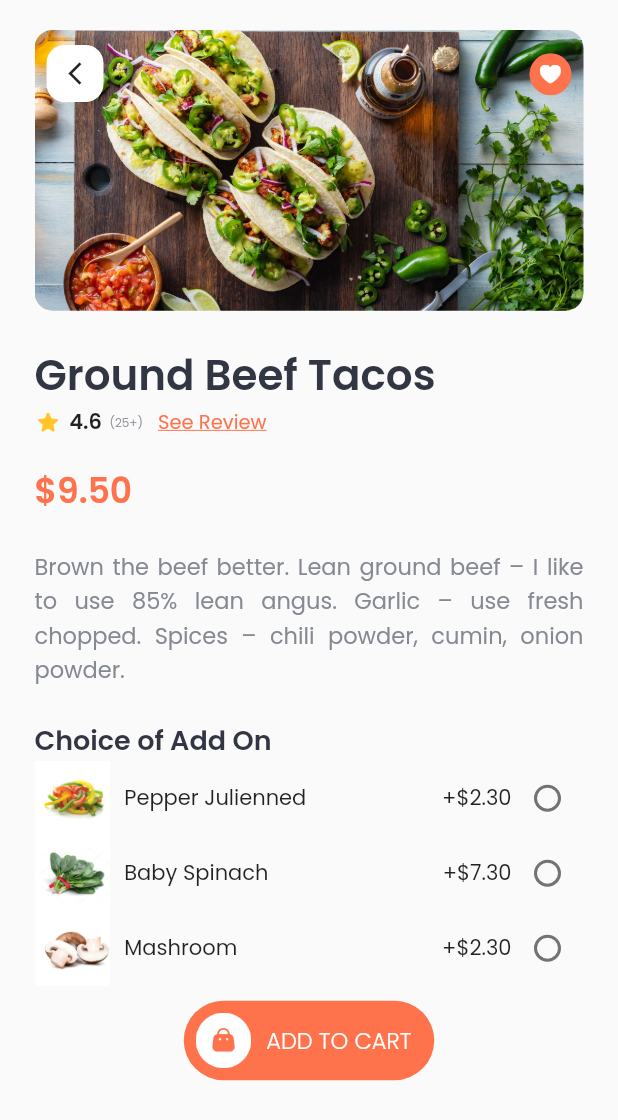
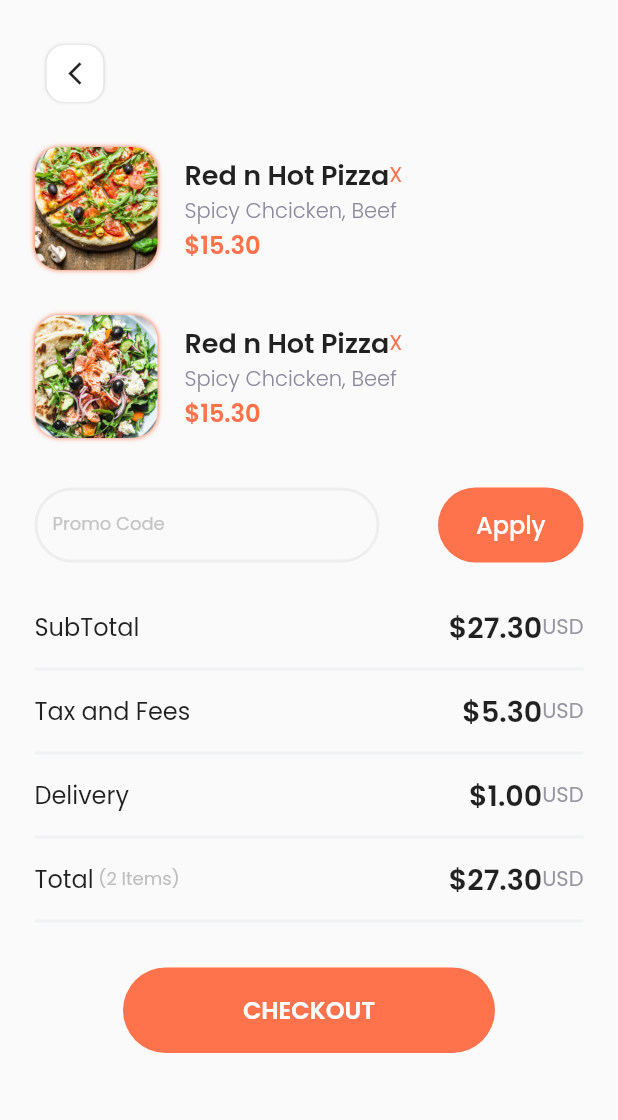
Before and after one commit to mzulistiyan/Flutter-Food-Hub, a Flutter app: the DetailFoodPages screen opened by its route, after a tap on "ADD TO CART", on a phone screen of 412 x 824 dp. Shown: the top 1120 px of the screen. Run offline on Flutter 3.47's test engine with Material 2 defaults, Android fonts, the phone set to English and light mode, and no system bars; our stand-ins replace google_fonts.

Commit message:
cart page

```diff
--- a/lib/main.dart
+++ b/lib/main.dart
@@ -1,4 +1,5 @@
 import 'package:flutter/material.dart';
+import 'package:food_hub_app/ui/cart_page.dart';
 import 'package:food_hub_app/ui/food_details_page.dart';
 import 'package:food_hub_app/ui/home_page.dart';
 import 'package:food_hub_app/ui/signin_page.dart';
@@ -22,6 +23,7 @@ class MyApp extends StatelessWidget {
         '/sign-up': (context) => SignUpPage(),
         '/home-page': (context) => HomePage(),
         '/detail-page': (context) => DetailFoodPages(),
+        '/cart-page': (context) => CartPage(),
       },
     );
   }
--- /dev/null
+++ b/lib/ui/cart_page.dart
@@ -0,0 +1,449 @@
+import 'package:flutter/material.dart';
+import 'package:food_hub_app/shared/theme.dart';
+import 'package:google_fonts/google_fonts.dart';
+
+class CartPage extends StatelessWidget {
+  const CartPage({Key? key}) : super(key: key);
+
+  @override
+  Widget build(BuildContext context) {
+    Widget header() {
+      return Container(
+        child: Row(
+          children: [
+            Container(
+              width: 38,
+              height: 38,
+              margin: EdgeInsets.only(top: 10, left: 8),
+              decoration: BoxDecoration(
+                color: Colors.white,
+                borderRadius: BorderRadius.circular(12),
+                boxShadow: [
+                  BoxShadow(
+                    blurRadius: 1,
+                    color: Colors.black.withOpacity(0.2),
+                  )
+                ],
+              ),
+              child: Center(
+                child: Icon(
+                  Icons.arrow_back_ios_new_outlined,
+                  size: 18,
+                ),
+              ),
+            ),
+          ],
+        ),
+      );
+    }
+
+    Widget foodlist() {
+      return Container(
+        margin: EdgeInsets.only(top: 30),
+        child: Column(
+          children: [
+            Container(
+              child: Row(
+                children: [
+                  Container(
+                    decoration: BoxDecoration(
+                      borderRadius: BorderRadius.circular(17),
+                      boxShadow: [
+                        BoxShadow(
+                          blurRadius: 2,
+                          color: primaryColor,
+                        )
+                      ],
+                    ),
+                    child: ClipRRect(
+                      borderRadius: BorderRadius.circular(17),
+                      child: Image.asset(
+                        'assets/food3.png',
+                        width: 82,
+                        height: 82,
+                      ),
+                    ),
+                  ),
+                  SizedBox(
+                    width: 18,
+                  ),
+                  Column(
+                    crossAxisAlignment: CrossAxisAlignment.start,
+                    children: [
+                      Row(
+                        children: [
+                          Container(
+                            child: Text(
+                              'Red n Hot Pizza',
+                              style: GoogleFonts.poppins(
+                                fontSize: 18,
+                                fontWeight: semiBold,
+                              ),
+                            ),
+                          ),
+                          Container(
+                            child: Text(
+                              'X',
+                              style: GoogleFonts.poppins(
+                                color: primaryColor,
+                              ),
+                            ),
+                          ),
+                        ],
+                      ),
+                      Text(
+                        'Spicy Chcicken, Beef',
+                        style: GoogleFonts.poppins(
+                          color: Color(0xff8C8A9D),
+                          fontWeight: light,
+                        ),
+                      ),
+                      Row(
+                        children: [
+                          Text(
+                            '\$15.30',
+                            style: GoogleFonts.poppins(
+                              color: primaryColor,
+                              fontSize: 16,
+                              fontWeight: semiBold,
+                            ),
+                          )
+                        ],
+                      )
+                    ],
+                  )
+                ],
+              ),
+            ),
+            Container(
+              margin: EdgeInsets.only(top: 30),
+              child: Row(
+                children: [
+                  Container(
+                    decoration: BoxDecoration(
+                      borderRadius: BorderRadius.circular(17),
+                      boxShadow: [
+                        BoxShadow(
+                          blurRadius: 2,
+                          color: primaryColor,
+                        )
+                      ],
+                    ),
+                    child: ClipRRect(
+                      borderRadius: BorderRadius.circular(17),
+                      child: Image.asset(
+                        'assets/food4.png',
+                        width: 82,
+                        height: 82,
+                      ),
+                    ),
+                  ),
+                  SizedBox(
+                    width: 18,
+                  ),
+                  Column(
+                    crossAxisAlignment: CrossAxisAlignment.start,
+                    children: [
+                      Row(
+                        children: [
+                          Container(
+                            child: Text(
+                              'Red n Hot Pizza',
+                              style: GoogleFonts.poppins(
+                                fontSize: 18,
+                                fontWeight: semiBold,
+                              ),
+                            ),
+                          ),
+                          Container(
+                            child: Text(
+                              'X',
+                              style: GoogleFonts.poppins(
+                                color: primaryColor,
+                              ),
+                            ),
+                          ),
+                        ],
+                      ),
+                      Text(
+                        'Spicy Chcicken, Beef',
+                        style: GoogleFonts.poppins(
+                          color: Color(0xff8C8A9D),
+                          fontWeight: light,
+                        ),
+                      ),
+                      Row(
+                        children: [
+                          Text(
+                            '\$15.30',
+                            style: GoogleFonts.poppins(
+                              color: primaryColor,
+                              fontSize: 16,
+                              fontWeight: semiBold,
+                            ),
+                          )
+                        ],
+                      )
+                    ],
+                  )
+                ],
+              ),
+            ),
+            SizedBox(
+              height: 33,
+            ),
+            Row(
+              mainAxisAlignment: MainAxisAlignment.spaceBetween,
+              children: [
+                Container(
+                  width: 230,
+                  height: 50,
+                  child: TextFormField(
+                    decoration: InputDecoration(
+                      fillColor: Colors.white,
+                      hintText: 'Promo Code',
+                      hintStyle: GoogleFonts.poppins(
+                          color: Color(0xffC4C4C4), fontSize: 12),
+                      focusedBorder: OutlineInputBorder(
+                        borderRadius: BorderRadius.circular(50.0),
+                        borderSide: BorderSide(
+                          color: Color(0xffEEEEEE),
+                          width: 2.0,
+                        ),
+                      ),
+                      enabledBorder: OutlineInputBorder(
+                        borderRadius: BorderRadius.circular(50.0),
+                        borderSide: BorderSide(
+                          color: Color(0xffEEEEEE),
+                          width: 2.0,
+                        ),
+                      ),
+                    ),
+                  ),
+                ),
+                Container(
+                  width: 97,
+                  height: 50,
+                  decoration: BoxDecoration(
+                    color: primaryColor,
+                    borderRadius: BorderRadius.circular(50),
+                  ),
+                  child: TextButton(
+                      onPressed: () {},
+                      child: Text(
+                        'Apply',
+                        style: GoogleFonts.poppins(
+                            color: Colors.white, fontSize: 16),
+                      )),
+                )
+              ],
+            )
+          ],
+        ),
+      );
+    }
+
+    Widget total() {
+      return Container(
+        margin: EdgeInsets.only(top: 29),
+        child: Column(
+          children: [
+            Row(
+              mainAxisAlignment: MainAxisAlignment.spaceBetween,
+              children: [
+                Text(
+                  'SubTotal',
+                  style: GoogleFonts.poppins(fontSize: 16),
+                ),
+                Container(
+                  child: Row(
+                    children: [
+                      Text(
+                        '\$27.30',
+                        style: GoogleFonts.poppins(
+                            fontSize: 19, fontWeight: semiBold),
+                      ),
+                      Text(
+                        'USD',
+                        style: GoogleFonts.poppins(color: Color(0xff9796A1)),
+                      )
+                    ],
+                  ),
+                ),
+              ],
+            ),
+            SizedBox(
+              height: 13,
+            ),
+            Container(
+              width: double.infinity,
+              height: 2,
+              color: Color(0xffF1F2F3),
+            ),
+            SizedBox(
+              height: 13,
+            ),
+            Row(
+              mainAxisAlignment: MainAxisAlignment.spaceBetween,
+              children: [
+                Text(
+                  'Tax and Fees',
+                  style: GoogleFonts.poppins(fontSize: 16),
+                ),
+                Container(
+                  child: Row(
+                    children: [
+                      Text(
+                        '\$5.30',
+                        style: GoogleFonts.poppins(
+                            fontSize: 19, fontWeight: semiBold),
+                      ),
+                      Text(
+                        'USD',
+                        style: GoogleFonts.poppins(color: Color(0xff9796A1)),
+                      )
+                    ],
+                  ),
+                ),
+              ],
+            ),
+            SizedBox(
+              height: 13,
+            ),
+            Container(
+              width: double.infinity,
+              height: 2,
+              color: Color(0xffF1F2F3),
+            ),
+            SizedBox(
+              height: 13,
+            ),
+            Row(
+              mainAxisAlignment: MainAxisAlignment.spaceBetween,
+              children: [
+                Text(
+                  'Delivery',
+                  style: GoogleFonts.poppins(fontSize: 16),
+                ),
+                Container(
+                  child: Row(
+                    children: [
+                      Text(
+                        '\$1.00',
+                        style: GoogleFonts.poppins(
+                            fontSize: 19, fontWeight: semiBold),
+                      ),
+                      Text(
+                        'USD',
+                        style: GoogleFonts.poppins(color: Color(0xff9796A1)),
+                      )
+                    ],
+                  ),
+                ),
+              ],
+            ),
+            SizedBox(
+              height: 13,
+            ),
+            Container(
+              width: double.infinity,
+              height: 2,
+              color: Color(0xffF1F2F3),
+            ),
+            SizedBox(
+              height: 13,
+            ),
+            Row(
+              mainAxisAlignment: MainAxisAlignment.spaceBetween,
+              children: [
+                Container(
+                  child: Row(
+                    children: [
+                      Text(
+                        'Total',
+                        style: GoogleFonts.poppins(fontSize: 16),
+                      ),
+                      SizedBox(
+                        width: 3,
+                      ),
+                      Text(
+                        '(2 Items)',
+                        style: GoogleFonts.poppins(
+                          color: Color(0xffBEBEBE),
+                          fontSize: 12,
+                        ),
+                      ),
+                    ],
+                  ),
+                ),
+                Container(
+                  child: Row(
+                    children: [
+                      Text(
+                        '\$27.30',
+                        style: GoogleFonts.poppins(
+                            fontSize: 19, fontWeight: semiBold),
+                      ),
+                      Text(
+                        'USD',
+                        style: GoogleFonts.poppins(color: Color(0xff9796A1)),
+                      )
+                    ],
+                  ),
+                ),
+              ],
+            ),
+            SizedBox(
+              height: 13,
+            ),
+            Container(
+              width: double.infinity,
+              height: 2,
+              color: Color(0xffF1F2F3),
+            ),
+          ],
+        ),
+      );
+    }
+
+    Widget buttonCheckout() {
+      return Container(
+        margin: EdgeInsets.only(top: 30),
+        child: Column(
+          children: [
+            Container(
+              width: 248,
+              height: 57,
+              decoration: BoxDecoration(
+                color: primaryColor,
+                borderRadius: BorderRadius.circular(50),
+              ),
+              child: TextButton(
+                onPressed: () {},
+                child: Text('CHECKOUT',
+                    style: GoogleFonts.poppins(
+                        color: Colors.white,
+                        fontSize: 16,
+                        fontWeight: semiBold)),
+              ),
+            ),
+          ],
+        ),
+      );
+    }
+
+    return Scaffold(
+      body: SafeArea(
+        child: ListView(
+          padding: EdgeInsets.symmetric(horizontal: 23, vertical: 20),
+          children: [
+            header(),
+            foodlist(),
+            total(),
+            buttonCheckout(),
+          ],
+        ),
+      ),
+    );
+  }
+}
--- a/lib/ui/food_details_page.dart
+++ b/lib/ui/food_details_page.dart
@@ -275,11 +275,18 @@ class _DetailFoodPagesState extends State<DetailFoodPages> {
           width: 167,
           height: 53,
           decoration: BoxDecoration(
-            color: primaryColor,
-            borderRadius: BorderRadius.circular(30),
-          ),
+              color: primaryColor,
+              borderRadius: BorderRadius.circular(30),
+              boxShadow: [
+                BoxShadow(
+                  blurRadius: 5,
+                  color: primaryColor,
+                )
+              ]),
           child: TextButton(
-            onPressed: () {},
+            onPressed: () {
+              Navigator.pushNamed(context, '/cart-page');
+            },
             child: Row(
               children: [
                 Image.asset(
```
Also changed, not shown: lib/ui/welcome_page.dart (+7 -6 lines), assets/food3.png (added), assets/food4.png (added).
